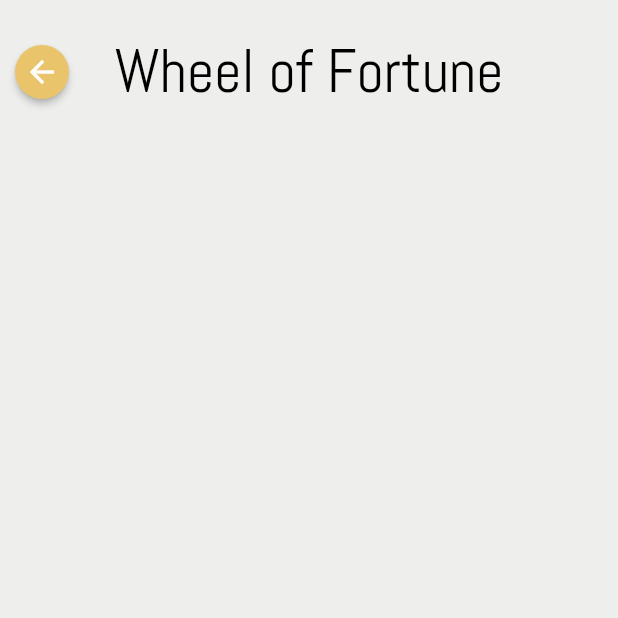
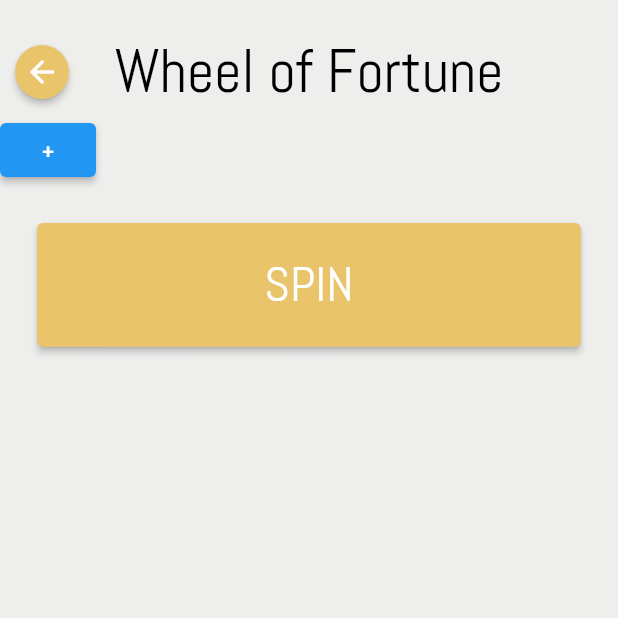
Before and after one commit to yonraf/mobil-software-udvikling, a Flutter app: the WheelOfFortune screen opened directly, on a phone screen of 412 x 824 dp, the top half of it. Run offline on Flutter 3.47's test engine with Material 2 defaults, Android fonts, the phone set to English and light mode, and no system bars; our stand-ins replace flutter_fortune_wheel.

Commit message:
Wheel of fortune setup basics

```diff
--- a/justrandom/lib/constants.dart
+++ b/justrandom/lib/constants.dart
@@ -2,7 +2,7 @@ import 'package:flutter/cupertino.dart';
 
 //Indsæt farver og padding for tema
 
-const kPrimaryColor = Color.fromARGB(0xFF, 0xFF, 0x57, 0x57);
+const kPrimaryColor = Color.fromARGB(0xFF, 0x2A, 0x9D, 0x8F);
 const kTextColor = Color.fromARGB(0xFF, 0x28, 0x18, 0x46);
 const kBackgroundColor = Color.fromARGB(0xFF, 0xEE, 0xEE, 0xED);
 
--- a/justrandom/lib/screens/randomizers/coin_flip.dart
+++ b/justrandom/lib/screens/randomizers/coin_flip.dart
@@ -34,4 +34,5 @@ class CoinFlip extends StatelessWidget implements Randomizer {
   void run() {
     // TODO: implement run
   }
+
 }
--- a/justrandom/lib/screens/randomizers/home.dart
+++ b/justrandom/lib/screens/randomizers/home.dart
@@ -16,8 +16,6 @@ class Home extends StatelessWidget {
       body: Align(
         alignment: Alignment.center,
         child: Column(
-          //crossAxisAlignment: CrossAxisAlignment.center,
-          //main
           mainAxisAlignment: MainAxisAlignment.end,
           children: [
             Padding(
--- a/justrandom/lib/screens/randomizers/wheel_of_fortune.dart
+++ b/justrandom/lib/screens/randomizers/wheel_of_fortune.dart
@@ -1,11 +1,24 @@
+import 'dart:async';
+import 'dart:math';
+
 import 'package:flutter/cupertino.dart';
 import 'package:flutter/material.dart';
 import 'package:justrandom/constants.dart';
+import 'package:flutter_fortune_wheel/flutter_fortune_wheel.dart';
+import 'package:justrandom/screens/components/action_button.dart';
 
 import '../components/top_bar.dart';
 import '../randomizer.dart';
 
 class WheelOfFortune extends StatelessWidget implements Randomizer {
+  //StreamController<int> selected = StreamController<int>();
+  var inputs = <String>[
+    "Mustafa",
+    "Kiko",
+    "Baba",
+    "FTP",
+    "Cingo",
+  ];
 
   @override
   String description = 'Lorem ipsum dolor sit amet, consectetur adipiscing elit, sed do eiusmod tempor incididunt ut labore et dolore magna aliqua.';
@@ -18,12 +31,23 @@ class WheelOfFortune extends StatelessWidget implements Randomizer {
 
   @override
   Widget build(BuildContext context) {
-    return Container(
-      color: kBackgroundColor,
-      child: Column(
-        children: [
-          TopBar(WheelOfFortune())
-        ],
+    return Scaffold(
+      backgroundColor: kBackgroundColor,
+      body: Container(
+        child: Column(
+          children: [
+            TopBar(WheelOfFortune()),
+            Row(
+              children: [
+                //TextField(),
+                ElevatedButton(onPressed: () {
+                  print("+");
+                }, child: Text('+'))
+              ],
+            ),
+            ActionButton(WheelOfFortune(), 'SPIN')
+          ],
+        ),
       ),
     );
   }
@@ -33,3 +57,15 @@ class WheelOfFortune extends StatelessWidget implements Randomizer {
     // TODO: implement run
   }
 }
+
+/*
+FortuneWheel(
+                  animateFirst: true,
+                  items: [
+                    for (var input in inputs)
+                      FortuneItem(
+                          child: Text(input)
+                      )
+                  ],
+            )
+ */
--- a/justrandom/pubspec.yaml
+++ b/justrandom/pubspec.yaml
@@ -30,7 +30,7 @@ dependencies:
   flutter:
     sdk: flutter
 
-
+  flutter_fortune_wheel: ^1.1.0
   # The following adds the Cupertino Icons font to your application.
   # Use with the CupertinoIcons class for iOS style icons.
   cupertino_icons: ^1.0.2
```
Also changed, not shown: justrandom/pubspec.lock.
